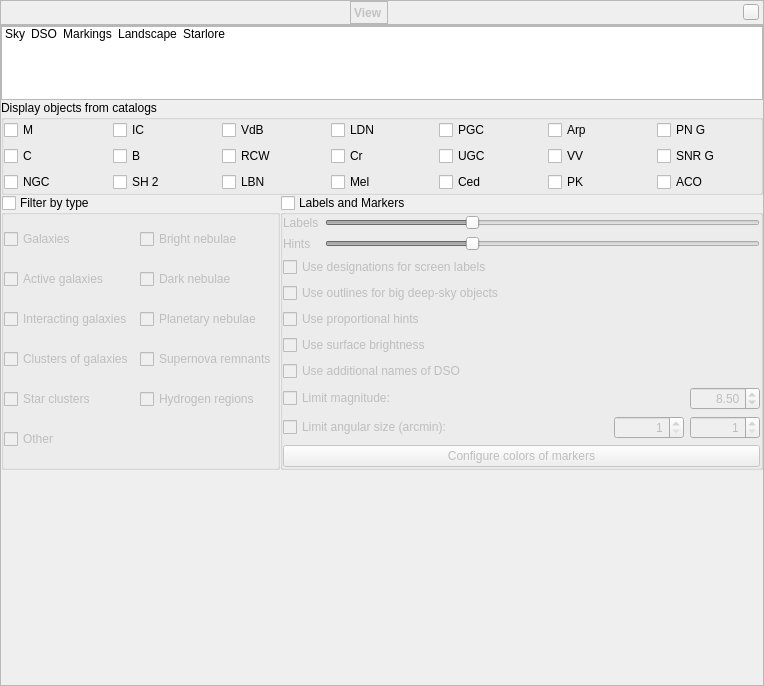
The window that src/gui/viewDialog.ui (519984307/stellarium_src) describes before a commit, drawn with Qt 5.
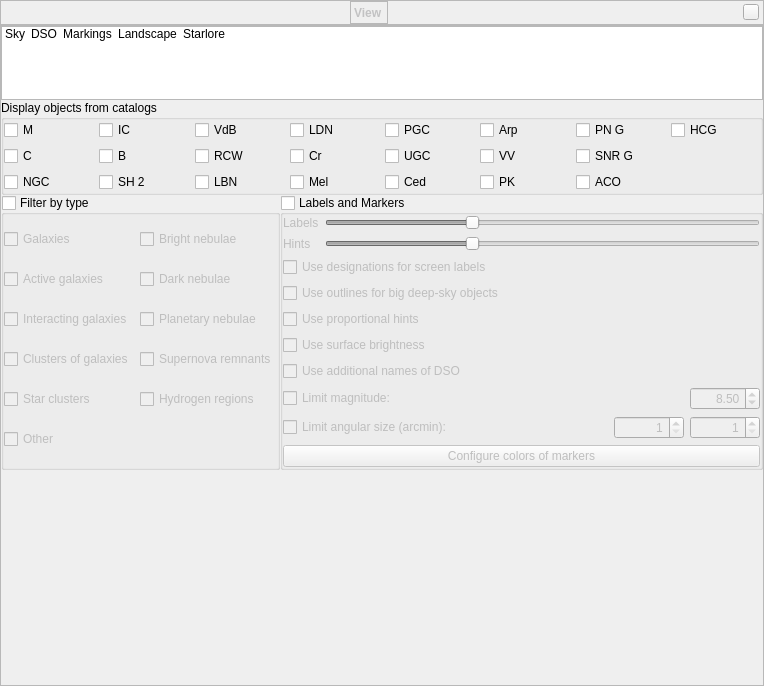
The same window after the commit. The open tabs and pages were chosen to show the change. Icons and pictures are not drawn. Custom widgets are drawn as their Qt base class.

Patch:
```diff
--- a/src/gui/viewDialog.ui
+++ b/src/gui/viewDialog.ui
@@ -1751,6 +1751,19 @@
                </attribute>
               </widget>
              </item>
+             <item row="0" column="7">
+              <widget class="QCheckBox" name="checkBoxHCG">
+               <property name="toolTip">
+                <string>Hickson Compact Group (Hickson+, 1982)</string>
+               </property>
+               <property name="text">
+                <string>HCG</string>
+               </property>
+               <attribute name="buttonGroup">
+                <string notr="true">buttonGroupDisplayedDSOCatalogs</string>
+               </attribute>
+              </widget>
+             </item>
             </layout>
            </widget>
           </item>
```
Left out of the diff: 82 changed lines with no effect on the pictures.
